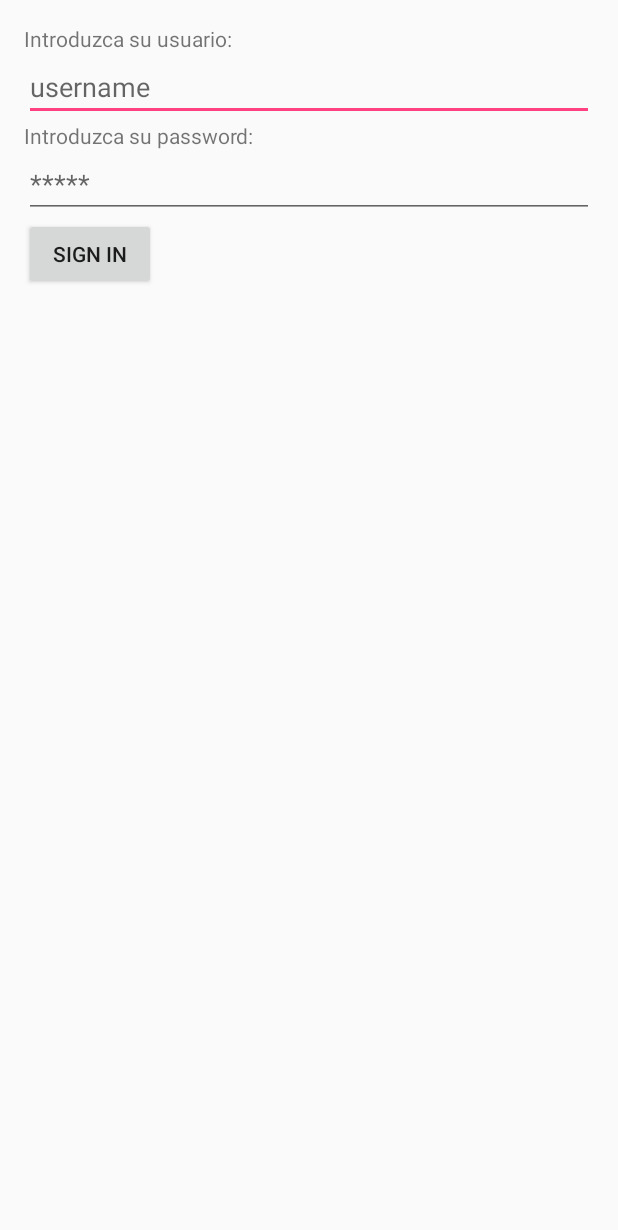
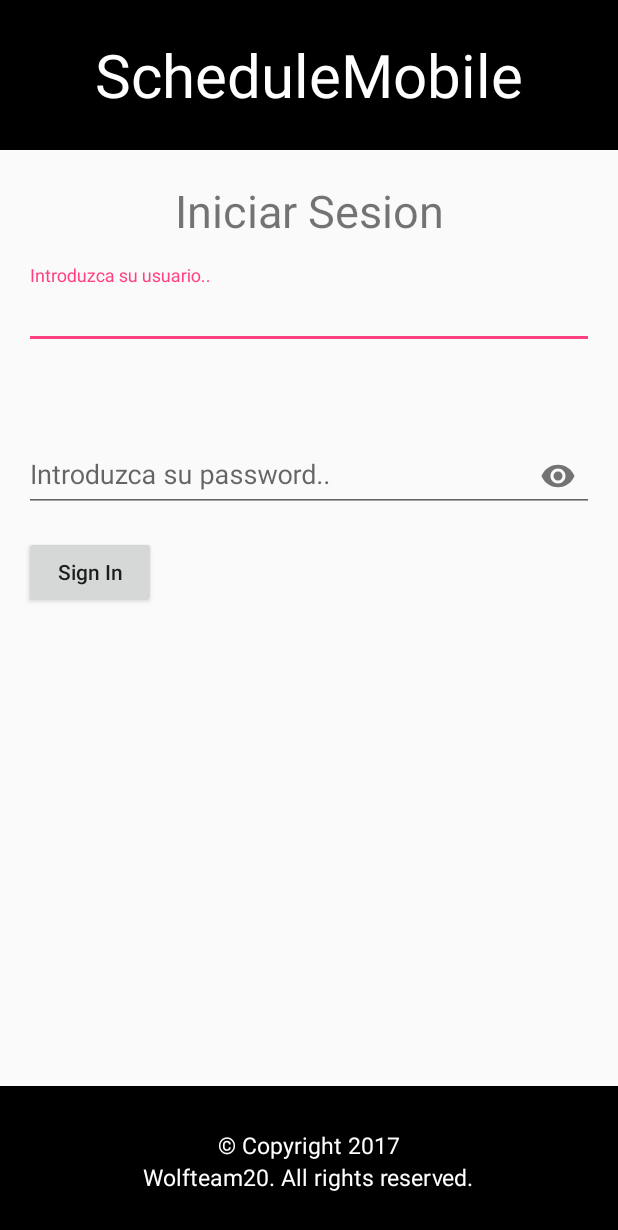
Before and after one commit to Wolfteam/ScheduleMobile, an Android app: the screen it shows after launch (LoginActivity), on a phone screen of 412 x 824 dp. Shown: the top 1230 px of the screen. Run offline under Robolectric (Android 15) with nearby library versions, the phone set to English and light mode, and no system bars; our stand-ins replace ButterKnife, Dagger/Hilt's generated code; 2 statements that could not run were skipped.

Commit message:
Haciendo el login mas bonito

```diff
--- a/app/build.gradle
+++ b/app/build.gradle
@@ -12,12 +12,12 @@ android {
     }
     buildTypes {
         release {
-            buildConfigField "String", "URLBaseAPI", "http:/192.168.1.102/ScheduleAPI/"
+            buildConfigField "String", "URLBaseAPI", "\"http:/192.168.1.102/ScheduleAPI/\""
             minifyEnabled false
             proguardFiles getDefaultProguardFile('proguard-android.txt'), 'proguard-rules.pro'
         }
         debug {
-            buildConfigField "String", "URLBaseAPI", "http:/192.168.189.130/ScheduleAPI/"
+            buildConfigField "String", "URLBaseAPI", "\"http:/192.168.189.130/ScheduleAPI/\""
         }
     }
 }
@@ -29,23 +29,24 @@ dependencies {
     androidTestImplementation 'com.android.support.test:runner:1.0.1'
     androidTestImplementation 'com.android.support.test.espresso:espresso-core:3.0.1'
 
+    //Retrofit
     compile 'com.squareup.retrofit2:retrofit:2.3.0'
     compile 'com.squareup.retrofit2:converter-gson:2.3.0'
 
+    //Okhttp
     compile 'com.squareup.okhttp3:okhttp:3.9.1'
 
+    //ButterKnife
     compile 'com.jakewharton:butterknife:8.8.1'
     annotationProcessor 'com.jakewharton:butterknife-compiler:8.8.1'
 
+    //Gson
     compile 'com.google.code.gson:gson:2.8.2'
 
-    //compile 'com.google.dagger:dagger-android:2.14.1'
-    //compile 'com.google.dagger:dagger-android-support:2.14.1' // if you use the support libraries
-    //annotationProcessor 'com.google.dagger:dagger-android-processor:2.14.1'
-
+    //Dagger2
     compile 'com.google.dagger:dagger:2.14.1'
     annotationProcessor 'com.google.dagger:dagger-compiler:2.14.1'
-//    compile 'com.google.dagger:dagger-android:2.14.1'
-//    annotationProcessor 'com.google.dagger:dagger-android-processor:2.14.1'
-//    annotationProcessor 'com.google.dagger:dagger-compiler:2.14.1'
+
+    //TextInputLayout
+    compile 'com.android.support:design:26.1.0'
 }
--- a/app/src/main/java/com/wolfteam20/schedulemobile/ui/login/LoginActivity.java
+++ b/app/src/main/java/com/wolfteam20/schedulemobile/ui/login/LoginActivity.java
@@ -21,9 +21,9 @@ import butterknife.OnClick;
 
 public class LoginActivity extends BaseActivity implements LoginContractView {
 
-    @BindView(R.id.username)
+    @BindView(R.id.editTextUsername)
     EditText textViewUsername;
-    @BindView(R.id.password)
+    @BindView(R.id.editTextPassword)
     EditText textViewPassword;
 
     @Inject
--- a/app/src/main/java/com/wolfteam20/schedulemobile/ui/login/LoginPresenter.java
+++ b/app/src/main/java/com/wolfteam20/schedulemobile/ui/login/LoginPresenter.java
@@ -41,35 +41,8 @@ public class LoginPresenter<V extends LoginContractView>
 
             @Override
             public void onFailure(Call<TokenDTO> call, Throwable t) {
-                getView().showError("Ocurrio un error");
+                getView().showError("Ocurrio un error al comunicarse con la API");
             }
         });
     }
-
-
-    //    private void getToken(String username, String password){
-//        Retrofit retrofit = new Retrofit.Builder()
-//                .baseUrl("http://192.168.1.102/ScheduleAPI/")
-//                .addConverterFactory(GsonConverterFactory.create())
-//                .build();
-//
-//        ScheduleApiService service = retrofit.create(ScheduleApiService.class);
-//        Call<TokenDTO> repos = service.getToken(username, password);
-//        repos.enqueue(new Callback<TokenDTO>() {
-//            @Override
-//            public void onResponse(Call<TokenDTO> call, retrofit2.Response<TokenDTO> response) {
-//                if (response.isSuccessful()){
-//                    String username = response.body().getUsername();
-//                    Toast.makeText(getApplicationContext(), "Exito, usuario: " + username , Toast.LENGTH_SHORT).show();
-//                }
-//            }
-//
-//            @Override
-//            public void onFailure(Call<TokenDTO> call, Throwable t) {
-//                Toast.makeText(getApplicationContext(), "Ocurrio error", Toast.LENGTH_SHORT).show();
-//            }
-//        });
-//
-//
-//    }
 }
--- a/app/src/main/res/layout/login_activity.xml
+++ b/app/src/main/res/layout/login_activity.xml
@@ -1,42 +1,105 @@
 <?xml version="1.0" encoding="utf-8"?>
-<LinearLayout
-    xmlns:android="http://schemas.android.com/apk/res/android"
-    android:orientation="vertical"
+<RelativeLayout xmlns:android="http://schemas.android.com/apk/res/android"
+    xmlns:app="http://schemas.android.com/apk/res-auto"
     android:layout_width="match_parent"
     android:layout_height="match_parent"
-    android:layout_margin="16dp">
+    android:orientation="vertical">
+    <LinearLayout
+        android:layout_width="match_parent"
+        android:layout_height="100dp"
+        android:background="@android:color/background_dark"
+        android:gravity="center"
+        android:orientation="horizontal">
 
-    <TextView
-        android:layout_width="wrap_content"
-        android:layout_height="wrap_content"
-        android:labelFor="@+id/username"
-        android:text="Introduzca su usuario:"/>
+        <TextView
+            android:layout_width="match_parent"
+            android:layout_height="wrap_content"
+            android:text="@string/app_name"
+            android:textAlignment="center"
+            android:textColor="@android:color/background_light"
+            android:textSize="40sp" />
+    </LinearLayout>
 
-    <EditText
+    <LinearLayout
         android:layout_width="match_parent"
-        android:layout_height="wrap_content"
-        android:id="@+id/username"
-        android:inputType="text"
-        android:hint="username" />
+        android:layout_height="match_parent"
+        android:layout_marginTop="120dp"
+        android:layout_marginStart="16dp"
+        android:layout_marginEnd="16dp"
+        android:layout_marginBottom="100dp"
+        android:orientation="vertical">
 
-    <TextView
-        android:layout_width="wrap_content"
-        android:layout_height="wrap_content"
-        android:labelFor="@+id/username"
-        android:text="Introduzca su password:"/>
+        <TextView
+            android:layout_width="match_parent"
+            android:layout_height="wrap_content"
+            android:text="@string/iniciarSession"
+            android:textAlignment="center"
+            android:textSize="30sp" />
+        <Space
+            android:layout_width="match_parent"
+            android:layout_height="16dp" />
 
-    <EditText
-        android:id="@+id/password"
+        <android.support.design.widget.TextInputLayout
+            android:layout_width="match_parent"
+            android:layout_height="wrap_content">
+
+            <android.support.design.widget.TextInputEditText
+                android:id="@+id/editTextUsername"
+                android:layout_width="match_parent"
+                android:layout_height="wrap_content"
+                android:hint="@string/username_hint"
+                android:inputType="text" />
+        </android.support.design.widget.TextInputLayout>
+
+        <Space
+            android:layout_width="match_parent"
+            android:layout_height="50dp" />
+
+        <android.support.design.widget.TextInputLayout
+            android:layout_width="match_parent"
+            android:layout_height="wrap_content"
+            app:passwordToggleEnabled="true">
+
+            <android.support.design.widget.TextInputEditText
+                android:id="@+id/editTextPassword"
+                android:layout_width="match_parent"
+                android:layout_height="wrap_content"
+                android:hint="@string/password_hint"
+                android:inputType="textPassword" />
+        </android.support.design.widget.TextInputLayout>
+
+        <Space
+            android:layout_width="match_parent"
+            android:layout_height="16dp" />
+
+        <Button
+            android:id="@+id/btnSignIn"
+            android:layout_width="wrap_content"
+            android:layout_height="wrap_content"
+            android:text="@string/sign_in"
+            android:textAllCaps="false"/>
+    </LinearLayout>
+
+    <LinearLayout
+        android:background="@android:color/background_dark"
+        android:baselineAligned="true"
+        android:layout_alignParentBottom="true"
         android:layout_width="match_parent"
-        android:layout_height="wrap_content"
-        android:ems="10"
-        android:inputType="textPassword"
-        android:hint="*****"/>
+        android:layout_height="100dp"
+        android:orientation="vertical"
+        android:gravity="center">
+            <TextView
+                android:layout_width="wrap_content"
+                android:layout_height="wrap_content"
+                android:text="@string/copyright_a"
+                android:textColor="@android:color/background_light"
+                android:textSize="15sp" />
+            <TextView
+                android:layout_width="wrap_content"
+                android:layout_height="wrap_content"
+                android:text="@string/copyright_b"
+                android:textColor="@android:color/background_light"
+                android:textSize="15sp" />
+    </LinearLayout>
 
-    <Button
-        android:layout_width="wrap_content"
-        android:layout_height="wrap_content"
-        android:text="Sign In"
-        android:id="@+id/btnSignIn"/>
-
-</LinearLayout>
+</RelativeLayout>
--- a/app/src/main/res/values/strings.xml
+++ b/app/src/main/res/values/strings.xml
@@ -1,3 +1,16 @@
 <resources>
+
+    <string name="iniciarSession">Iniciar Sesion</string>
+    <!--Hints-->
+    <string name="username_hint">Introduzca su usuario..</string>
+    <string name="password_hint">Introduzca su password..</string>
+
+    <!--Buttons-->
+    <string name="sign_in">Sign In</string>
+
     <string name="app_name">ScheduleMobile</string>
+
+
+    <string name="copyright_a">© Copyright 2017</string>
+    <string name="copyright_b">Wolfteam20. All rights reserved.</string>
 </resources>
```
